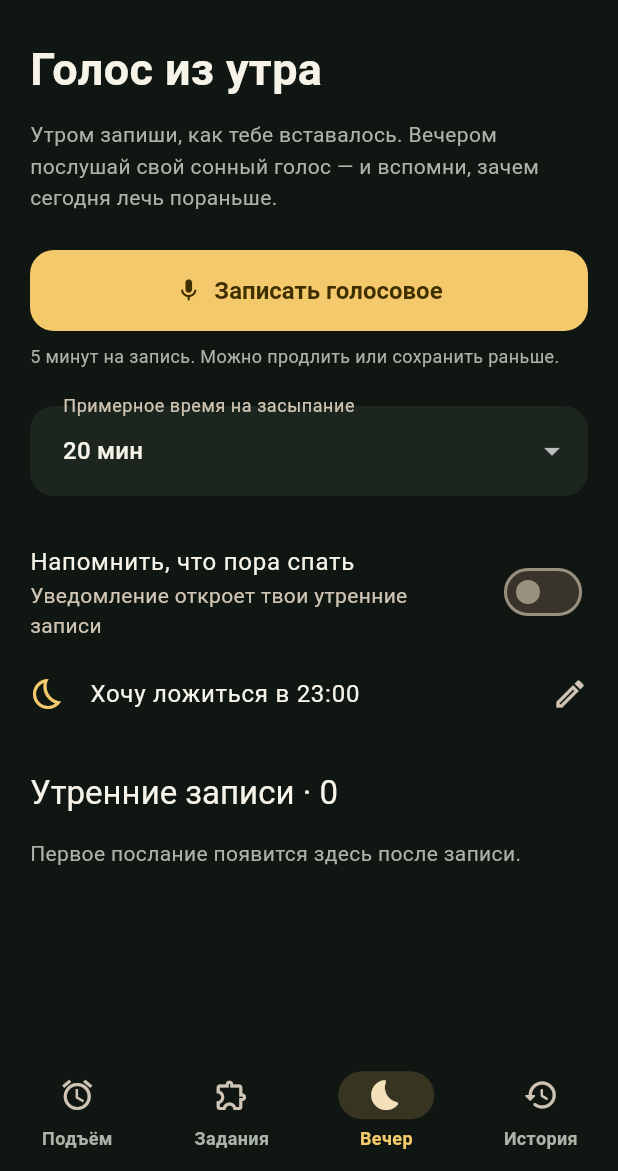
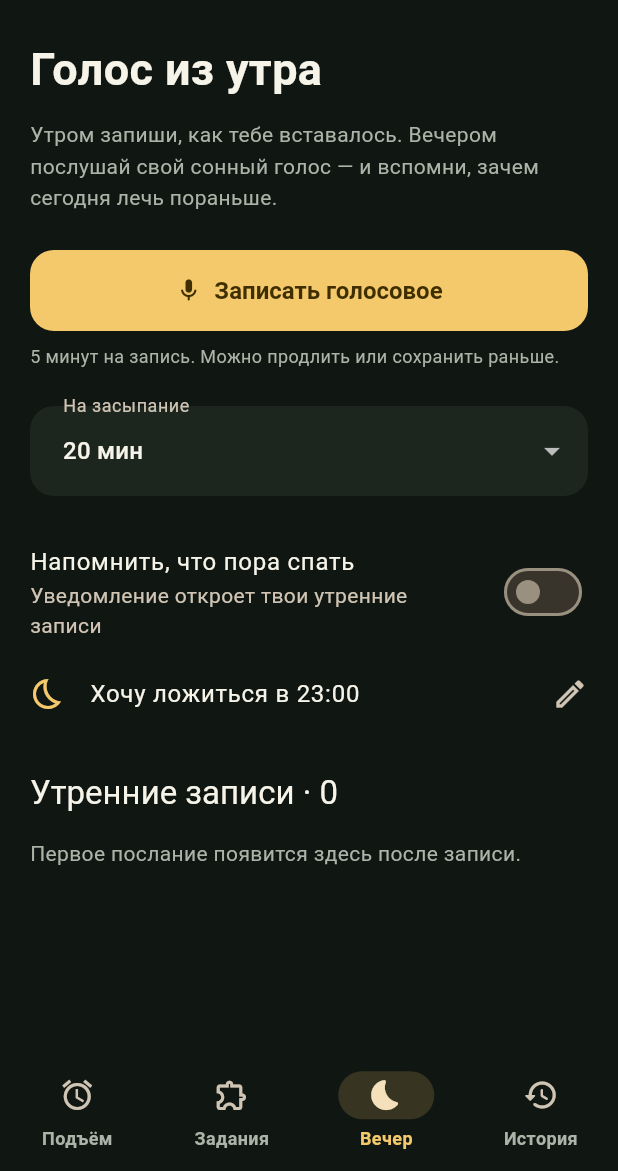
Before and after one commit to Terro216/five-more, a Flutter app: the screen it shows after launch, item 3 of the bottom bar chosen, on a phone screen of 412 x 824 dp, the part 65-1236 px from its top. Run offline on Flutter 3.47's test engine with Material 3 defaults, Android fonts, the light colour scheme and no system bars; our stand-ins replace flutter_secure_storage, sensors_plus, shared_preferences, sqflite; missing offline and left inert: mobile_scanner, passkeys; accounts and stored records are empty.

Commit message:
Keep sleep controls readable with large text

```diff
--- a/lib/features/sleep/bedtime_screen.dart
+++ b/lib/features/sleep/bedtime_screen.dart
@@ -170,9 +170,7 @@ class _BedtimeScreenState extends State<BedtimeScreen>
         const SizedBox(height: 24),
         DropdownButtonFormField<int>(
           initialValue: journal.fallingAsleepMinutes,
-          decoration: const InputDecoration(
-            labelText: 'Примерное время на засыпание',
-          ),
+          decoration: const InputDecoration(labelText: 'На засыпание'),
           items: {0, 10, 20, 30, 45, 60, journal.fallingAsleepMinutes}
               .map((v) => DropdownMenuItem(value: v, child: Text('$v мин')))
               .toList(),
--- a/lib/features/sleep/sleep_review.dart
+++ b/lib/features/sleep/sleep_review.dart
@@ -88,6 +88,7 @@ class _SleepReviewState extends State<SleepReview> {
       const SizedBox(height: 8),
       Wrap(
         spacing: 6,
+        runSpacing: 8,
         children: List.generate(
           5,
           (i) => ChoiceChip(
```
